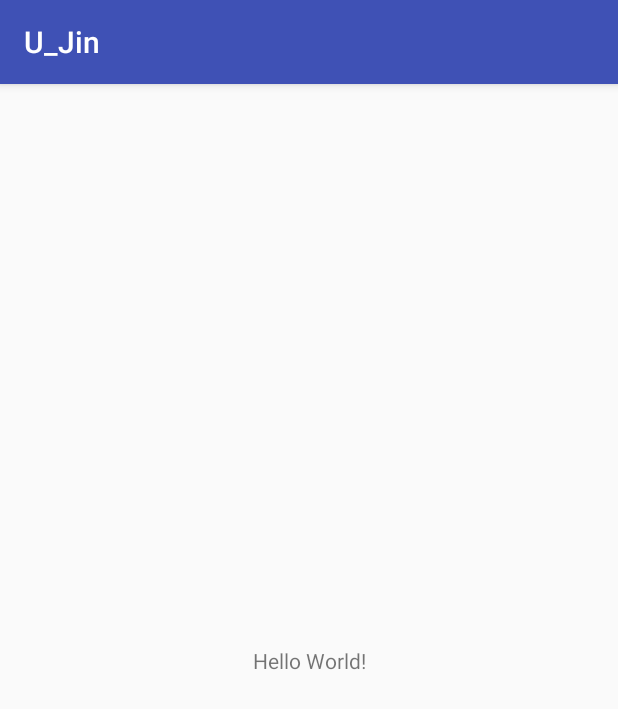
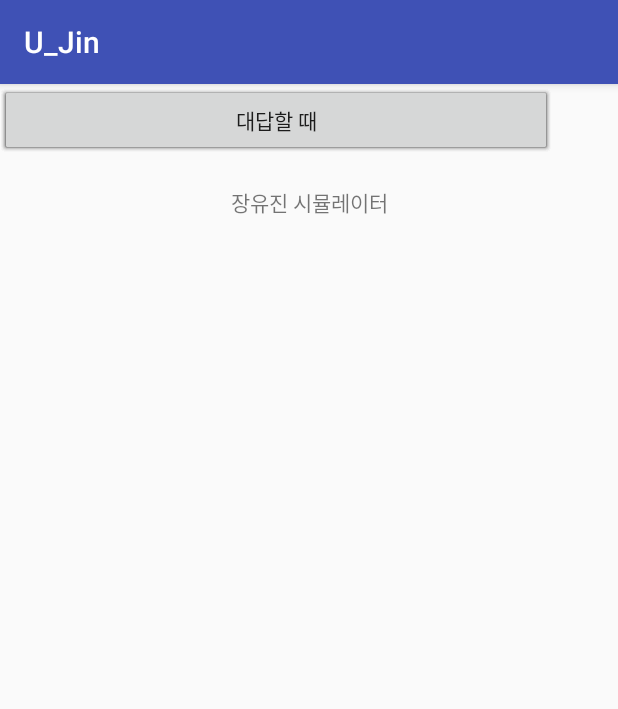
Before and after one commit to chasu1228/friend-simulator, an Android app: the screen it shows after launch (MainActivity), on a phone screen of 412 x 824 dp. Shown: the top 709 px of the screen. Run offline under Robolectric (Android 15) with nearby library versions, the light colour scheme and no system bars.

Commit message:
#6 유진장 시뮬레이터 버튼 5개 추가

```diff
--- a/app/src/main/res/layout/activity_main.xml
+++ b/app/src/main/res/layout/activity_main.xml
@@ -9,10 +9,51 @@
     <TextView
         android:layout_width="wrap_content"
         android:layout_height="wrap_content"
-        android:text="Hello World!"
+        android:font_size="40"
+        android:text="장유진 시뮬레이터"
         app:layout_constraintBottom_toBottomOf="parent"
         app:layout_constraintLeft_toLeftOf="parent"
         app:layout_constraintRight_toRightOf="parent"
-        app:layout_constraintTop_toTopOf="parent" />
+        app:layout_constraintTop_toTopOf="parent"
+        app:layout_constraintVertical_bias="0.091" />
 
+    <Button
+        android:id="@+id/button1"
+        android:layout_width="368dp"
+        android:layout_height="wrap_content"
+        android:text="부를 때"
+        tools:layout_editor_absoluteX="8dp"
+        tools:layout_editor_absoluteY="122dp" />
+
+    <Button
+        android:id="@+id/button1"
+        android:layout_width="368dp"
+        android:layout_height="wrap_content"
+        android:text="수긍할 때"
+        tools:layout_editor_absoluteX="8dp"
+        tools:layout_editor_absoluteY="183dp" />
+
+    <Button
+        android:id="@+id/button1"
+        android:layout_width="368dp"
+        android:layout_height="wrap_content"
+        android:text="슬플 때"
+        tools:layout_editor_absoluteX="8dp"
+        tools:layout_editor_absoluteY="243dp" />
+
+    <Button
+        android:id="@+id/button1"
+        android:layout_width="368dp"
+        android:layout_height="wrap_content"
+        android:text="모를 때"
+        tools:layout_editor_absoluteX="8dp"
+        tools:layout_editor_absoluteY="302dp" />
+
+    <Button
+        android:id="@+id/button1"
+        android:layout_width="368dp"
+        android:layout_height="wrap_content"
+        android:text="대답할 때"
+        tools:layout_editor_absoluteX="8dp"
+        tools:layout_editor_absoluteY="364dp" />
 </android.support.constraint.ConstraintLayout>
```
